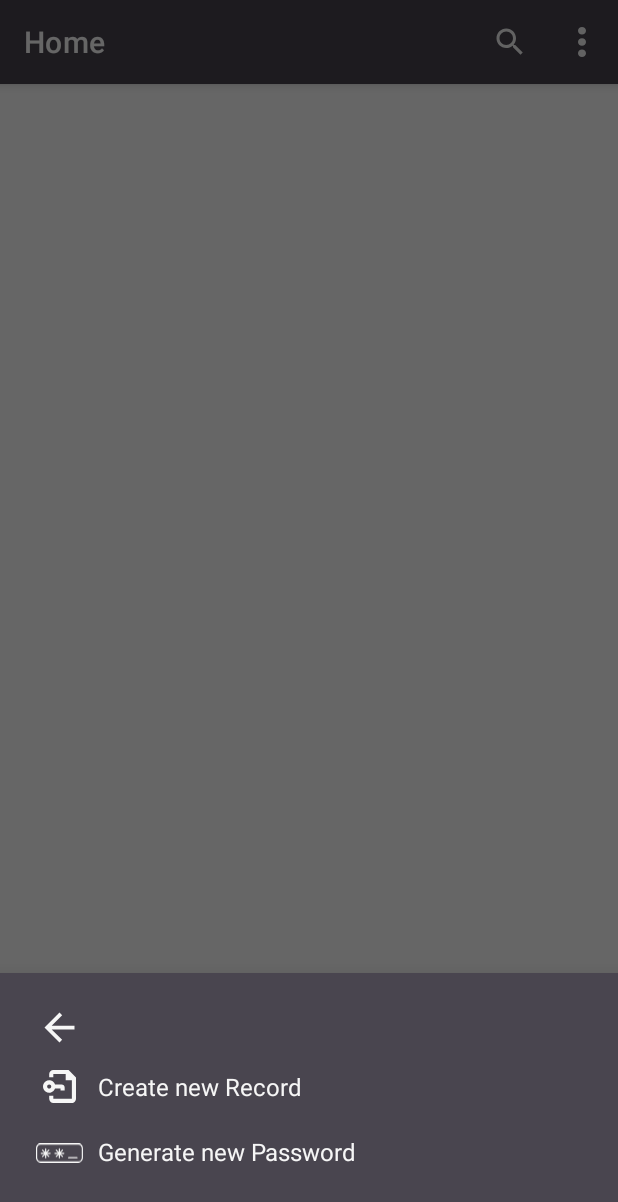
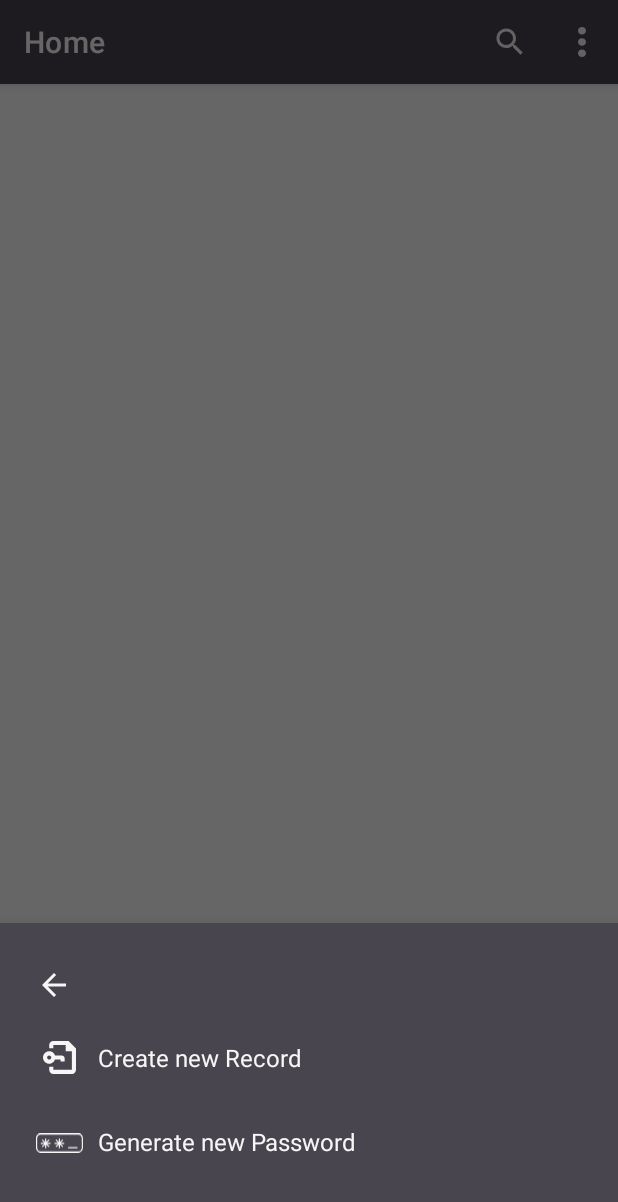
Before and after one commit to mohammedGrech/Biometric-PasswordVaultManager, an Android app: the HomeActivity screen opened directly, with no data from a screen before it, after a tap on "Add button", on a phone screen of 412 x 824 dp. Shown: the top 1202 px of the screen. Run offline under Robolectric (Android 15) with nearby library versions, the phone set to English and light mode, and no system bars; our stand-ins replace navigation-ui.

Commit message:
Password manager app - deleting functionality

```diff
--- a/app/src/main/java/com/example/secure/MainActivity.java
+++ b/app/src/main/java/com/example/secure/MainActivity.java
@@ -65,7 +65,6 @@ public class MainActivity extends AppCompatActivity {
         // customised toolbar
         Toolbar toolbar = findViewById(R.id.toolbar);
         setSupportActionBar(toolbar);
-
     }
 
     //Method to display the one time message
--- /dev/null
+++ b/app/src/main/res/drawable/arrow_back.xml
@@ -0,0 +1,5 @@
+<vector android:autoMirrored="true" android:height="24dp"
+    android:tint="#FFFFFF" android:viewportHeight="24"
+    android:viewportWidth="24" android:width="24dp" xmlns:android="http://schemas.android.com/apk/res/android">
+    <path android:fillColor="@android:color/white" android:pathData="M20,11H7.83l5.59,-5.59L12,4l-8,8 8,8 1.41,-1.41L7.83,13H20v-2z"/>
+</vector>
--- /dev/null
+++ b/app/src/main/res/drawable/baseline_delete_24.xml
@@ -0,0 +1,5 @@
+<vector android:height="24dp" android:tint="#49454F"
+    android:viewportHeight="24" android:viewportWidth="24"
+    android:width="24dp" xmlns:android="http://schemas.android.com/apk/res/android">
+    <path android:fillColor="@android:color/white" android:pathData="M6,19c0,1.1 0.9,2 2,2h8c1.1,0 2,-0.9 2,-2V7H6v12zM19,4h-3.5l-1,-1h-5l-1,1H5v2h14V4z"/>
+</vector>
--- a/app/src/main/res/layout/bottom_sheet_layout.xml
+++ b/app/src/main/res/layout/bottom_sheet_layout.xml
@@ -10,30 +10,32 @@
     <!--  Go back Icon  -->
     <LinearLayout
         android:layout_width="match_parent"
-        android:layout_height="wrap_content"
+        android:layout_height="40dp"
         android:orientation="horizontal"
         android:paddingLeft="8dp"
         android:layout_marginTop="5dp">
 
         <ImageView
             android:id="@+id/closeSheet"
-            android:layout_width="31dp"
-            android:layout_height="30dp"
+            android:layout_width="24dp"
+            android:layout_height="24dp"
+            android:layout_marginTop="8dp"
             android:src="@drawable/baseline_arrow_back_24" />
     </LinearLayout>
 
     <!--  Create new Record + Icon  -->
     <LinearLayout
         android:layout_width="match_parent"
-        android:layout_height="wrap_content"
+        android:layout_height="56dp"
         android:orientation="horizontal"
         android:padding="8dp"
-        android:layout_marginTop="5dp"
+
         android:id="@+id/newRecord">
 
         <ImageView
             android:layout_width="31dp"
             android:layout_height="22dp"
+            android:layout_marginTop="9dp"
             android:src="@drawable/secure_file" />
 
         <TextView
@@ -41,6 +43,7 @@
             android:layout_height="wrap_content"
             android:layout_marginLeft="10dp"
             android:text="Create new Record"
+            android:layout_marginTop="9dp"
             android:textColor="@color/white"
             android:textSize="16sp" />
     </LinearLayout>
@@ -48,15 +51,16 @@
     <!--  Generate new Password + Icon  -->
     <LinearLayout
         android:layout_width="match_parent"
-        android:layout_height="wrap_content"
+        android:layout_height="56dp"
         android:orientation="horizontal"
         android:padding="8dp"
-        android:layout_marginTop="5dp"
+
         android:id="@+id/generatePassword">
 
         <ImageView
             android:layout_width="31dp"
             android:layout_height="24dp"
+            android:layout_marginTop="9dp"
             android:src="@drawable/generate_psw" />
 
         <TextView
@@ -65,6 +69,7 @@
             android:layout_height="wrap_content"
             android:text="Generate new Password"
             android:textColor="@color/white"
+            android:layout_marginTop="9dp"
             android:textSize="16sp"/>
     </LinearLayout>
 
--- a/app/src/main/res/layout/one_line_credential.xml
+++ b/app/src/main/res/layout/one_line_credential.xml
@@ -67,7 +67,7 @@
         tools:ignore="MissingConstraints" />
 
     <ImageButton
-        android:id="@+id/imageButton"
+        android:id="@+id/deleteIcon"
         android:layout_width="wrap_content"
         android:layout_height="wrap_content"
         android:backgroundTint="#00FFFFFF"
```
Also changed, not shown: app/src/main/java/com/example/secure/Database.java (+18 -0 lines), app/src/main/java/com/example/secure/HelpActivity.java (+10 -1 lines), app/src/main/java/com/example/secure/HomeActivity.java (+7 -27 lines), app/src/main/java/com/example/secure/RecycleViewAdapter.java (+42 -3 lines), app/src/main/java/com/example/secure/RegisterRecordActivity.java (+10 -8 lines), app/src/main/res/layout/dropdown_item.xml (+4 -5 lines).
